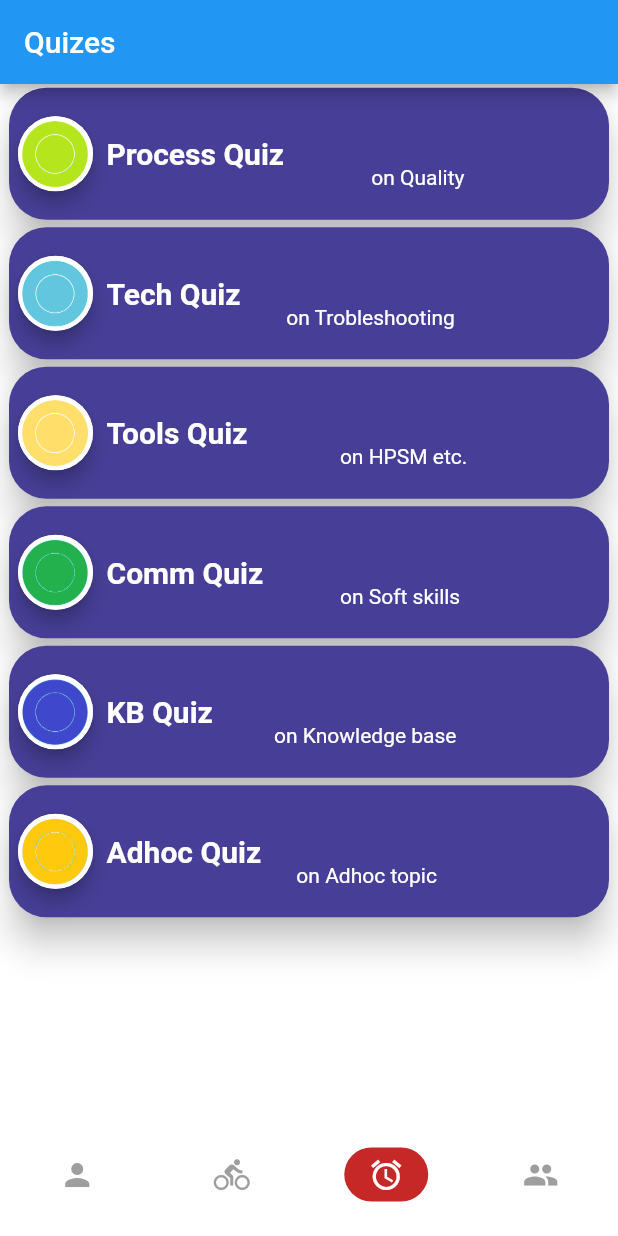
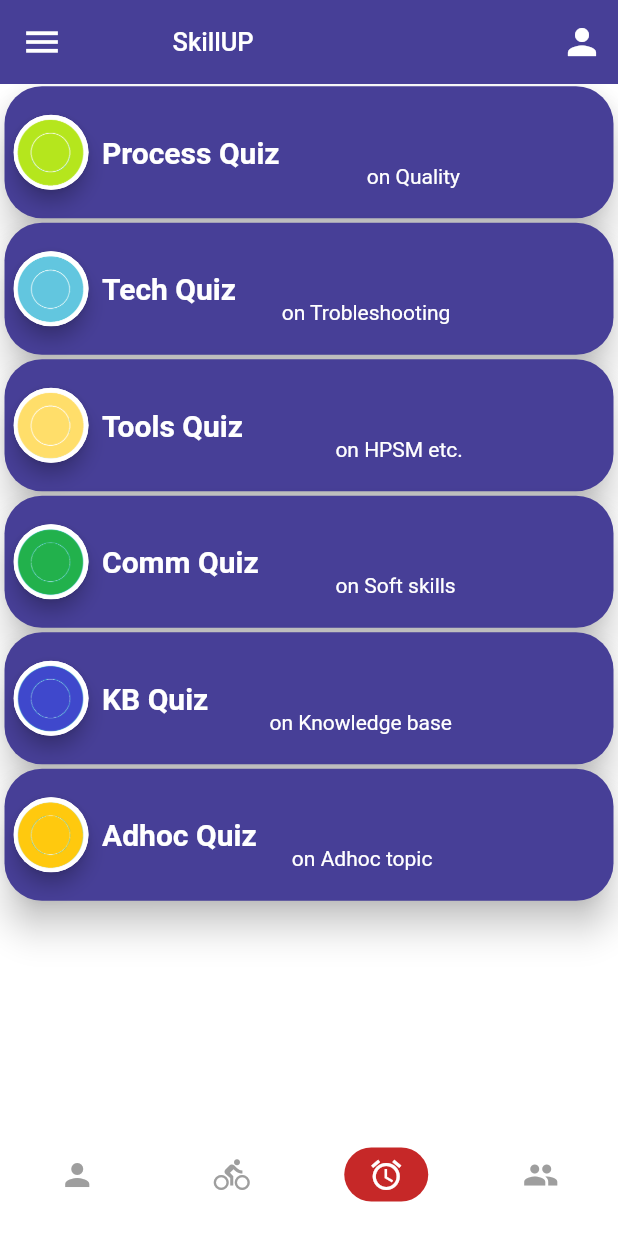
Before and after one commit to sandeepnarula999/Materials-Quizs, a Flutter app: the screen it shows after launch, item 3 of the bottom bar chosen, on a phone screen of 412 x 824 dp. Run offline on Flutter 3.47's test engine with Material 2 defaults, Android fonts, the phone set to English and light mode, and no system bars; our stand-ins replace bubble_tab_indicator; Roboto replaces fonts that are missing (Alike, Quando); statements that could not run were skipped.

Commit message:
Update home.dart

```diff
--- a/lib/screens/QuizTab/home.dart
+++ b/lib/screens/QuizTab/home.dart
@@ -31,15 +31,15 @@ class _QuizhomepageState extends State<Quizhomepage> {
   Widget customcard(String langname, String image, String des) {
     return Padding(
       padding: EdgeInsets.symmetric(
-        vertical: 2.5,
-        horizontal: 6.0,
+        vertical: 1.5,
+        horizontal: 3.0,
       ),
       child: InkWell(
         onTap: () {
           Navigator.of(context).pushReplacement(MaterialPageRoute(
             // in changelog 1 we will pass the quiz name to ther other widget class
             // this name will be used to open a particular JSON file
-            // for a particular language
+            // for a particular quiz
             builder: (context) => getjson(langname),
           ));
         },
@@ -53,7 +53,7 @@ class _QuizhomepageState extends State<Quizhomepage> {
                 SizedBox(width: 6.0),
                 Padding(
                   padding: EdgeInsets.symmetric(
-                    vertical: 10.0,
+                    vertical: 2.0,
                   ),
                   child: Material(
                     elevation: 5.0,
@@ -110,12 +110,31 @@ class _QuizhomepageState extends State<Quizhomepage> {
     ]);
     return Scaffold(
       appBar: AppBar(
-        title: Text(
-          "Quizes",
-          style: TextStyle(
-            fontFamily: "Quando",
+        backgroundColor: Color(0xFF473F97),
+        elevation: 0.0,
+        leading: IconButton(
+          icon: const Icon(Icons.menu),
+          iconSize: 28.0,
+          onPressed: () {},
+        ),
+        title: Row(
+          //mainAxisAlignment: MainAxisAlignment.start,
+          children: <Widget>[
+            Container(
+              width: 35,
+              //child: Image.network('https://jep-asset.akamaized.net/jio/svg/logo/myjio-n.svg'),
+            ),
+            Container(padding: const EdgeInsets.all(8.0), child: Text('SkillUP', style: TextStyle(fontSize: 17))),
+          ],
+        ),
+        actions: <Widget>[
+          IconButton(
+            icon: const Icon(Icons.person),
+            iconSize: 28.0,
+            onPressed: () {},
+            tooltip: 'login',
           ),
-        ),
+        ],
       ),
       body: ListView(
         children: <Widget>[
```
